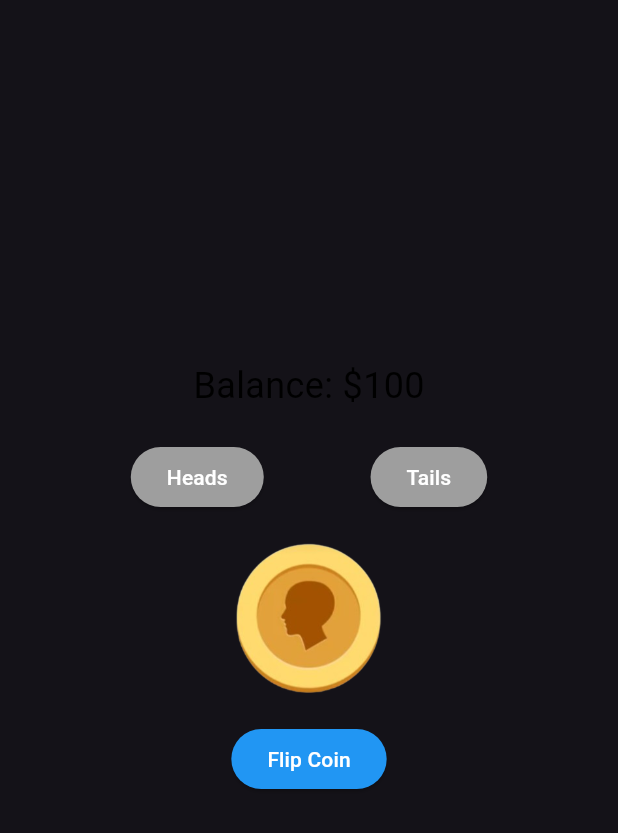
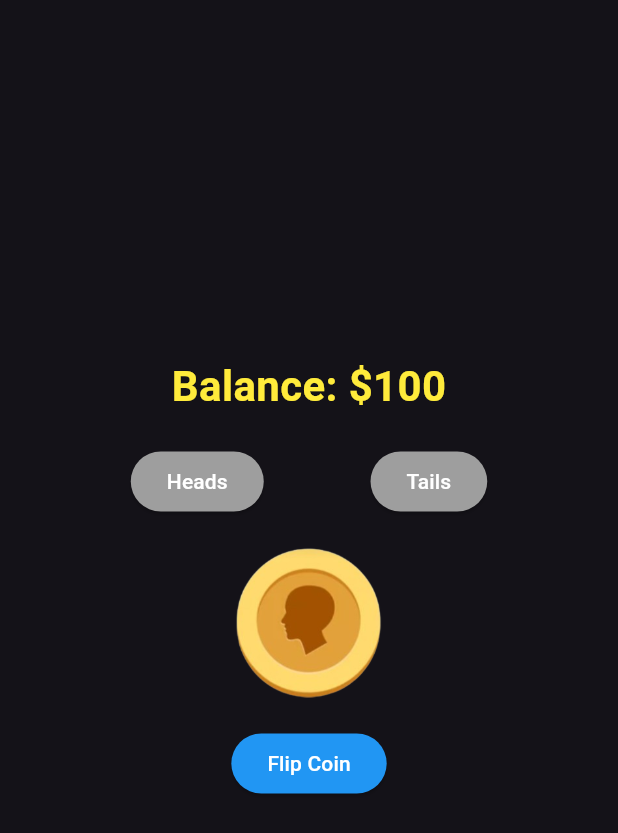
Before and after one commit to theinfiniteprins/casino, a Flutter app: the CoinFlipWidget screen opened directly, on a phone screen of 412 x 824 dp. Shown: the top 833 px of the screen. Run offline on Flutter 3.47's test engine with Material 3 defaults, Android fonts, the phone set to English and light mode, and no system bars.

Commit message:
improved games

```diff
--- a/lib/games/coin_game.dart
+++ b/lib/games/coin_game.dart
@@ -1,6 +1,7 @@
 import 'package:flutter/material.dart';
 import '../custom_app_bar.dart';
 import 'dart:math';
+
 class CoinGameScreen extends StatelessWidget {
   @override
   Widget build(BuildContext context) {
@@ -36,6 +37,7 @@ class CoinGameScreen extends StatelessWidget {
     );
   }
 }
+
 class CoinFlipWidget extends StatefulWidget {
   @override
   _CoinFlipWidgetState createState() => _CoinFlipWidgetState();
@@ -49,6 +51,7 @@ class _CoinFlipWidgetState extends State<CoinFlipWidget> with SingleTickerProvid
   late Animation<double> _animation;
   bool _isFlipping = false;
   String _coinImage = 'assets/head.png';
+  Color _resultColor = Colors.black; // Added to manage result color
 
   @override
   void initState() {
@@ -86,9 +89,11 @@ class _CoinFlipWidgetState extends State<CoinFlipWidget> with SingleTickerProvid
       if (_selectedBet == outcome) {
         _balance += 10;
         _result += ' - You win!';
+        _resultColor = Colors.green; // Set to green on win
       } else {
         _balance -= 10;
         _result += ' - You lose!';
+        _resultColor = Colors.red; // Set to red on loss
       }
     });
   }
@@ -97,6 +102,7 @@ class _CoinFlipWidgetState extends State<CoinFlipWidget> with SingleTickerProvid
     if (_selectedBet.isEmpty) {
       setState(() {
         _result = 'Please select Heads or Tails!';
+        _resultColor = Colors.black; // Reset to default if no selection
       });
       return;
     }
@@ -117,7 +123,10 @@ class _CoinFlipWidgetState extends State<CoinFlipWidget> with SingleTickerProvid
           children: [
             Text(
               'Balance: \$$_balance',
-              style: TextStyle(fontSize: 24, color: Colors.black),
+              style: TextStyle(
+                  fontSize: 28,
+                  color: Colors.yellow,
+                  fontWeight: FontWeight.bold), // Balance styled
             ),
             SizedBox(height: 20),
             Row(
@@ -161,7 +170,7 @@ class _CoinFlipWidgetState extends State<CoinFlipWidget> with SingleTickerProvid
                   alignment: Alignment.center,
                   transform: Matrix4.rotationY(_animation.value),
                   child: Image.asset(
-                    _coinImage, // Update to use dynamic image
+                    _coinImage,
                     height: 100,
                     width: 100,
                   ),
@@ -180,7 +189,10 @@ class _CoinFlipWidgetState extends State<CoinFlipWidget> with SingleTickerProvid
             SizedBox(height: 20),
             Text(
               _result,
-              style: TextStyle(fontSize: 24, color: Colors.black),
+              style: TextStyle(
+                fontSize: 24,
+                color: _resultColor, // Dynamic color based on result
+              ),
             ),
           ],
         ),
```
Also changed, not shown: lib/games/mines_game.dart (+64 -5 lines).
